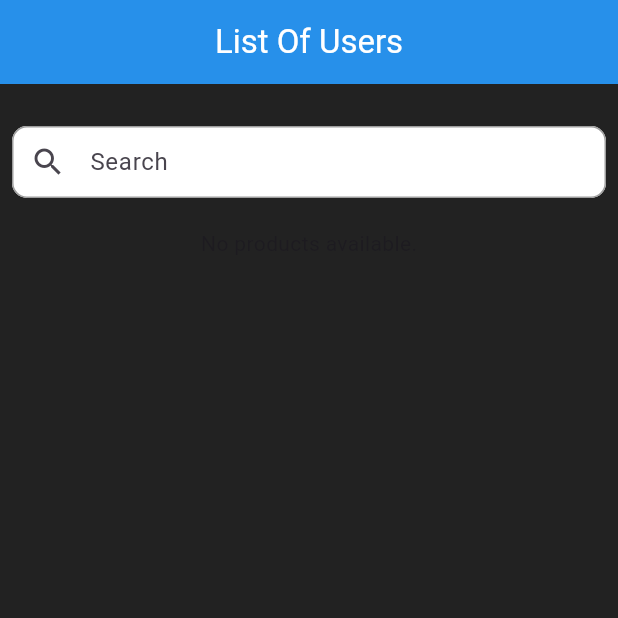
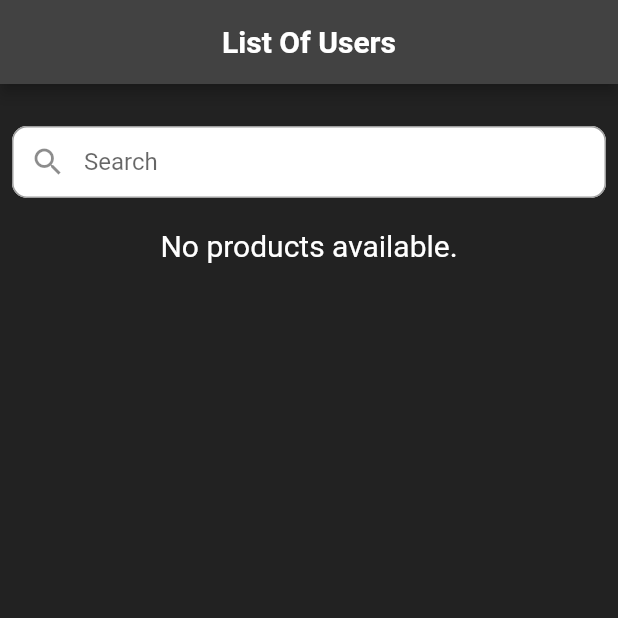
Before and after one commit to nikhilmkda/screl_interview, a Flutter app: the screen it shows after launch, on a phone screen of 412 x 824 dp, the top half of it. Run offline on Flutter 3.47's test engine with Material 2 defaults, Android fonts, the phone set to English and light mode, and no system bars; our stand-ins replace gap, google_maps_flutter; network calls fail.

Commit message:
bug fixed, text overflow

```diff
--- a/lib/main.dart
+++ b/lib/main.dart
@@ -26,10 +26,6 @@ class MyApp extends StatelessWidget {
     return MaterialApp(
       debugShowCheckedModeBanner: false,
       title: 'Flutter Demo',
-      theme: ThemeData(
-        colorScheme: ColorScheme.fromSeed(seedColor: Colors.deepPurple),
-        useMaterial3: true,
-      ),
       home: const MyHomePage(),
     );
   }
--- a/lib/view/myhomepage.dart
+++ b/lib/view/myhomepage.dart
@@ -17,9 +17,9 @@ class MyHomePage extends StatelessWidget {
         centerTitle: true,
         title: Text(
           'List Of Users',
-          style: TextStyle(color: Colors.white),
+          style: TextStyle(color: Colors.white, fontWeight: FontWeight.bold),
         ),
-        backgroundColor: Colors.blue, // Change the background color
+        backgroundColor: Colors.grey.shade800, // Change the background color
         elevation: 4, // Add elevation for a shadow effect
       ),
       body: SingleChildScrollView(
@@ -61,10 +61,22 @@ class MyHomePage extends StatelessWidget {
                 if (snapshot.connectionState == ConnectionState.waiting) {
                   return const Center(child: CircularProgressIndicator());
                 } else if (snapshot.hasError) {
-                  return Center(child: Text('Error: ${snapshot.error}'));
+                  return Center(
+                      child: Text(
+                    'Error: ${snapshot.error}',
+                    style: TextStyle(
+                      fontSize: 14,
+                      color: Colors.white,
+                    ),
+                  ));
                 } else {
                   if (userDataProvider.userData.isEmpty) {
-                    return Center(child: Text('No products available.'));
+                    return Center(
+                        child: Text('No products available.',
+                            style: TextStyle(
+                              fontSize: 20,
+                              color: Colors.white,
+                            )));
                   } else {
                     return ListView.builder(
                       shrinkWrap: true,
@@ -101,6 +113,8 @@ class MyHomePage extends StatelessWidget {
                                   fontWeight: FontWeight.bold,
                                   fontSize: 18,
                                 ),
+                                maxLines: 1, // Limit text to a single line
+                                overflow: TextOverflow.ellipsis,
                               ),
                               subtitle: Column(
                                 crossAxisAlignment: CrossAxisAlignment.start,
@@ -112,6 +126,8 @@ class MyHomePage extends StatelessWidget {
                                       fontSize: 14,
                                       color: Colors.grey.shade700,
                                     ),
+                                    maxLines: 1, // Limit text to a single line
+                                    overflow: TextOverflow.ellipsis,
                                   ),
                                   SizedBox(height: 4),
                                   Text(
@@ -120,6 +136,8 @@ class MyHomePage extends StatelessWidget {
                                       fontSize: 14,
                                       color: Colors.grey.shade700,
                                     ),
+                                    maxLines: 1, // Limit text to a single line
+                                    overflow: TextOverflow.ellipsis,
                                   ),
                                   SizedBox(height: 4),
                                   // Add more details here as needed
```
Also changed, not shown: lib/view/widgets/user_detailed_screen.dart (+12 -2 lines), 1 other file.
